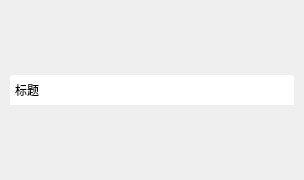
xtuer/Qt, file MagicWindow/MagicWindow.ui: the form before one commit.
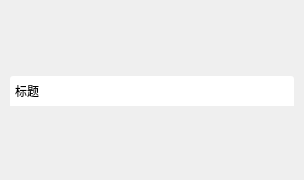
The form after the commit. Icons and pictures are not drawn.

```diff
--- a/MagicWindow/MagicWindow.ui
+++ b/MagicWindow/MagicWindow.ui
@@ -19,17 +19,21 @@
 	border-top-left-radius: 3px;
      border-top-right-radius: 3px;
 	min-height: 30px;
-	max-height: 30px;
+	max-height: 27px;
 }
 
 #minButton, #maxButton, #restoreButton, #closeButton {
-	min-width: 20px;
-	max-width: 20px;
-	min-height: 17px;
-	max-height: 17px;
+	min-width: 30px;
+	max-width: 30px;
+	min-height: 29px;
+	max-height: 29px;
 	border-width: 0;
 }
 
+#closeButton {
+	border-top-right-radius: 3px;
+}
+
 #minButton {
 	border-image: url(:/img/min.png) 5 5 4 5 repeat stretch;
 }
@@ -96,7 +100,7 @@
        <number>0</number>
       </property>
       <property name="rightMargin">
-       <number>5</number>
+       <number>0</number>
       </property>
       <property name="bottomMargin">
        <number>0</number>
```
Left out of the diff: 24 changed lines with no effect on the pictures.
